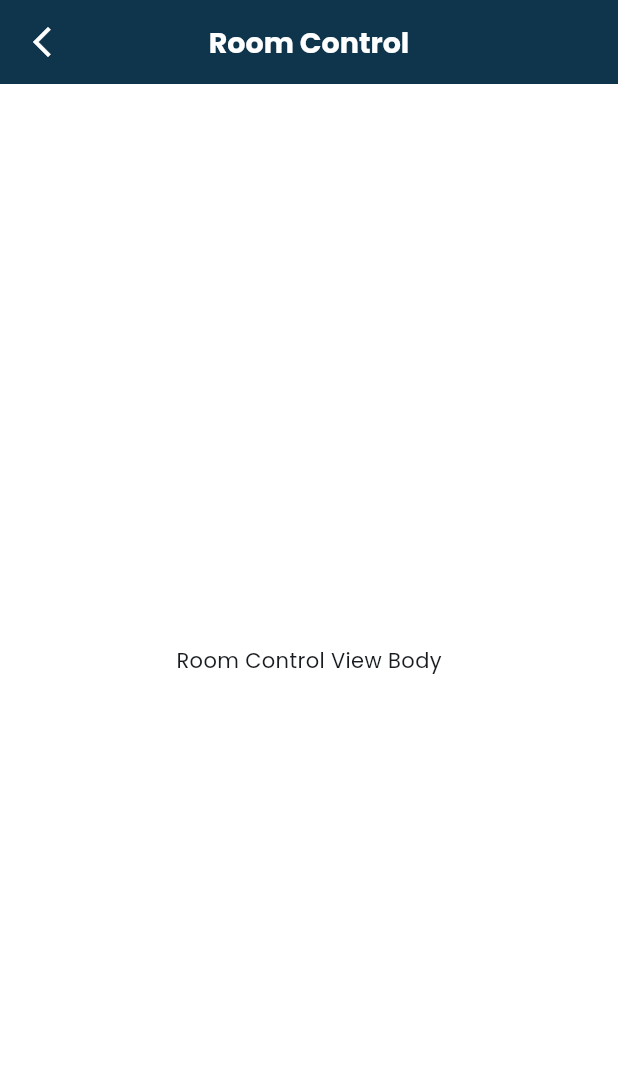
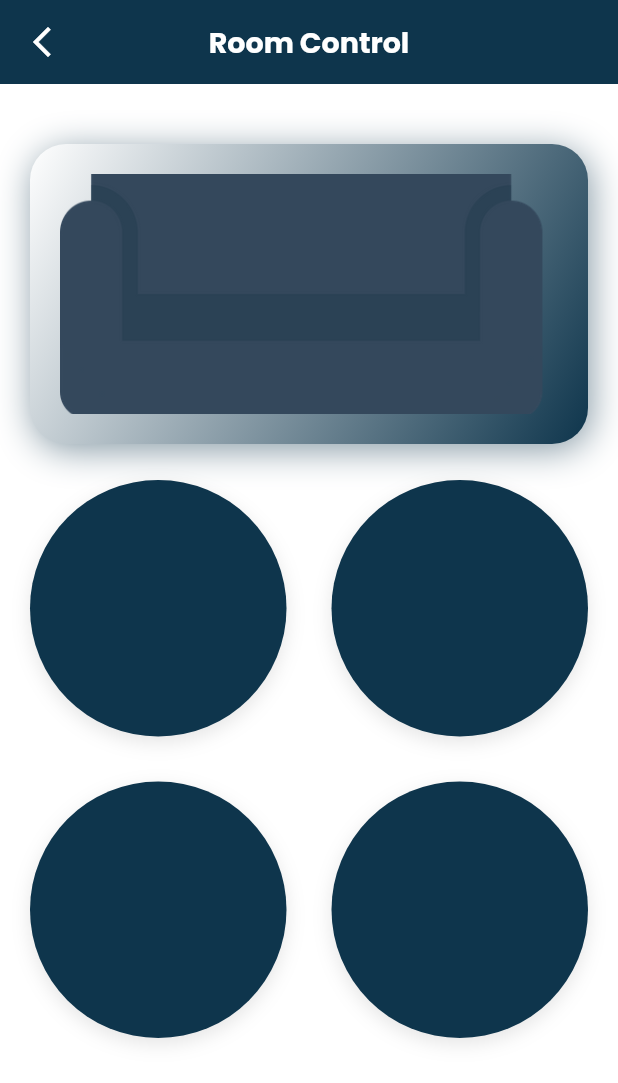
Before and after one commit to 3madhani/digy_stay, a Flutter app: the HomeView screen opened by its route, after a tap on "Room Control", on a phone screen of 412 x 824 dp. Shown: the top 1083 px of the screen. Run offline on Flutter 3.47's test engine with Material 3 defaults, Android fonts, the phone set to English and light mode, and no system bars; our stand-ins replace dots_indicator, flutter_svg, iconsax, lottie, shared_preferences; accounts and stored records are empty.

Commit message:
feat: Add meal and guest selection dropdowns in restaurant view
- Implemented ItemDropdownList widget for meal type and guest selection.
- Integrated dropdowns into RestaurantViewBody with predefined options.
- Enhanced UI with gradient background and improved layout for better user experience.

feat: Create RoomControlViewBody with image and grid layout

- Developed RoomControlViewBody widget featuring a gradient container with an image.
- Added a grid layout to display room control options.
- Ensured responsive design with appropriate padding and spacing.

```diff
--- a/lib/core/common/custom_button.dart
+++ b/lib/core/common/custom_button.dart
@@ -28,7 +28,7 @@ class CustomPrimaryButton extends StatelessWidget {
         onPressed: onPressed,
         child: Text(
           title,
-          style: AppTextStyles.bold16.copyWith(color: Colors.white),
+          style: AppTextStyles.bold19.copyWith(color: Colors.white),
         ),
       ),
     );
--- a/lib/core/utils/app_assets.dart
+++ b/lib/core/utils/app_assets.dart
@@ -5,6 +5,10 @@ class Assets {
   /// Assets for imagesLogo
   /// assets/images/logo.png
   static const String imagesLogo = "assets/images/logo.png";
+
+  /// Assets for imagesSofa
+  /// assets/images/sofa.png
+  static const String imagesSofa = "assets/images/sofa.png";
 
   /// Assets for lottiesFoodServed
   /// assets/lotties/food-served.json
@@ -41,4 +45,8 @@ class Assets {
   /// Assets for svgRoomControl
   /// assets/svg/room_control.svg
   static const String svgRoomControl = "assets/svg/room_control.svg";
+
+  /// Assets for svgWaiterHoldingTrayInRestaurant
+  /// assets/svg/waiter-holding-tray-in-restaurant.svg
+  static const String svgWaiterHoldingTrayInRestaurant = "assets/svg/waiter-holding-tray-in-restaurant.svg";
 }
--- a/lib/feature/home/presentaion/views/widgets/animate_horizental_list.dart
+++ b/lib/feature/home/presentaion/views/widgets/animate_horizental_list.dart
@@ -11,7 +11,7 @@ class AnimatedHorizontalList extends StatefulWidget {
 
 class _AnimatedHorizontalListState extends State<AnimatedHorizontalList> {
   final PageController _pageController = PageController(
-    viewportFraction: 0.9, // Increased from 0.8 to 0.9 for wider cards
+    viewportFraction: 0.97, // Increased from 0.8 to 0.9 for wider cards
   );
 
   @override
@@ -27,7 +27,7 @@ class _AnimatedHorizontalListState extends State<AnimatedHorizontalList> {
               double value = 1.0;
               if (_pageController.position.haveDimensions) {
                 value = _pageController.page! - index;
-                value = (1 - (value.abs() * 0.7)).clamp(0.0, 1.0);
+                value = (1 - (value.abs() * 0.9)).clamp(0.0, 1.0);
               }
 
               return Transform.scale(
--- a/lib/feature/home/presentaion/views/widgets/home_view_body.dart
+++ b/lib/feature/home/presentaion/views/widgets/home_view_body.dart
@@ -30,15 +30,23 @@ class HomeViewBody extends StatelessWidget {
               height: 1.5, // Adds nice line spacing
             ),
           ),
-          const SizedBox(height: 24),
-          HomeGridView(),
-          const SizedBox(height: 24),
+
+          const SizedBox(height: 10),
           Divider(
             color: AppColors.primaryLightColor.withOpacity(0.5),
             thickness: 1,
           ),
-          const SizedBox(height: 16),
+          const SizedBox(height: 10),
           AnimatedHorizontalList(),
+          const SizedBox(height: 10),
+          Divider(
+            color: AppColors.primaryLightColor.withOpacity(0.5),
+            thickness: 1,
+          ),
+
+          const SizedBox(height: 24),
+
+          HomeGridView(),
           const SizedBox(height: 24),
         ],
       ),
--- a/lib/feature/home/presentaion/views/widgets/list_view_continer.dart
+++ b/lib/feature/home/presentaion/views/widgets/list_view_continer.dart
@@ -10,7 +10,7 @@ class ListViewContainer extends StatelessWidget {
   @override
   Widget build(BuildContext context) {
     return Container(
-      margin: const EdgeInsets.symmetric(horizontal: 8),
+      margin: const EdgeInsets.symmetric(horizontal: 10),
       width: MediaQuery.of(context).size.width * 0.85, // wider now
       decoration: BoxDecoration(
         color: AppColors.primaryLightColor,
--- a/lib/feature/restaurant/presentation/views/restaurant_view.dart
+++ b/lib/feature/restaurant/presentation/views/restaurant_view.dart
@@ -1,4 +1,5 @@
 import 'package:digy_stay/core/common/custom_app_bar.dart';
+import 'package:digy_stay/feature/restaurant/presentation/views/widgets/restaurant_view_body.dart';
 import 'package:flutter/material.dart';
 
 class RestaurantView extends StatelessWidget {
@@ -8,8 +9,8 @@ class RestaurantView extends StatelessWidget {
   @override
   Widget build(BuildContext context) {
     return Scaffold(
-      appBar: buildAppBar(context: context, title: 'Restaurant'),
-      body: const Center(child: Text('Restaurant View Body')),
+      appBar: buildAppBar(context: context, title: 'Restaurant Booking'),
+      body: RestaurantViewBody(),
     );
   }
 }
--- a/lib/feature/room_control/presentaion/views/room_control_view.dart
+++ b/lib/feature/room_control/presentaion/views/room_control_view.dart
@@ -1,5 +1,7 @@
 import 'package:digy_stay/core/common/custom_app_bar.dart';
 import 'package:flutter/material.dart';
+
+import 'widgets/room_control_view_body.dart';
 
 class RoomControlView extends StatelessWidget {
   static const String routeName = 'roomControlView';
@@ -9,7 +11,7 @@ class RoomControlView extends StatelessWidget {
   Widget build(BuildContext context) {
     return Scaffold(
       appBar: buildAppBar(context: context, title: "Room Control"),
-      body: const Center(child: Text('Room Control View Body')),
+      body: const RoomControlViewBody(),
     );
   }
 }
--- /dev/null
+++ b/lib/feature/room_control/presentaion/views/widgets/room_control_view_body.dart
@@ -0,0 +1,77 @@
+import 'package:digy_stay/core/constants/app_const.dart';
+import 'package:digy_stay/core/utils/app_colors.dart';
+import 'package:flutter/material.dart';
+
+import '../../../../../core/utils/app_assets.dart';
+
+class RoomControlViewBody extends StatelessWidget {
+  const RoomControlViewBody({super.key});
+
+  @override
+  Widget build(BuildContext context) {
+    return Padding(
+      padding: const EdgeInsets.symmetric(
+        horizontal: AppConst.horizontalPadding,
+      ),
+      child: Column(
+        crossAxisAlignment: CrossAxisAlignment.center,
+        children: [
+          const SizedBox(height: 40),
+          Container(
+            width: double.infinity,
+            height: 200,
+            padding: const EdgeInsets.all(20),
+            decoration: BoxDecoration(
+              gradient: LinearGradient(
+                begin: Alignment.topLeft,
+                end: Alignment.bottomRight,
+                colors: [Colors.white, AppColors.primaryColor],
+              ),
+
+              borderRadius: BorderRadius.circular(24),
+              boxShadow: [
+                BoxShadow(
+                  color: AppColors.primaryColor.withOpacity(0.5),
+                  blurRadius: 20,
+                  offset: const Offset(2, 4),
+                ),
+              ],
+            ),
+            child: Image(
+              image: AssetImage(Assets.imagesSofa),
+              fit: BoxFit.cover,
+            ),
+          ),
+          const SizedBox(height: 24),
+          GridView.builder(
+            shrinkWrap: true,
+            physics: const NeverScrollableScrollPhysics(),
+            gridDelegate: const SliverGridDelegateWithFixedCrossAxisCount(
+              crossAxisCount: 2,
+              crossAxisSpacing: 30,
+              mainAxisSpacing: 30,
+            ),
+            itemCount: 4,
+            itemBuilder:
+                (context, index) => Container(
+                  width: 150,
+                  height: 150,
+                  padding: const EdgeInsets.all(12),
+                  decoration: BoxDecoration(
+                    color: AppColors.primaryColor,
+                    borderRadius: BorderRadius.circular(100),
+                    boxShadow: [
+                      BoxShadow(
+                        color: Colors.black.withOpacity(0.1),
+                        blurRadius: 10,
+                        offset: const Offset(0, 4),
+                      ),
+                    ],
+                  ),
+                ),
+          ),
+        ],
+      ),
+    );
+  }
+}
```
Also changed, not shown: lib/feature/restaurant/presentation/views/widgets/meal_drop_down.dart (added, +64 -0 lines), lib/feature/restaurant/presentation/views/widgets/restaurant_view_body.dart (added, +66 -0 lines), assets/images/sofa.png (added), assets/svg/waiter-holding-tray-in-restaurant.svg (added).
